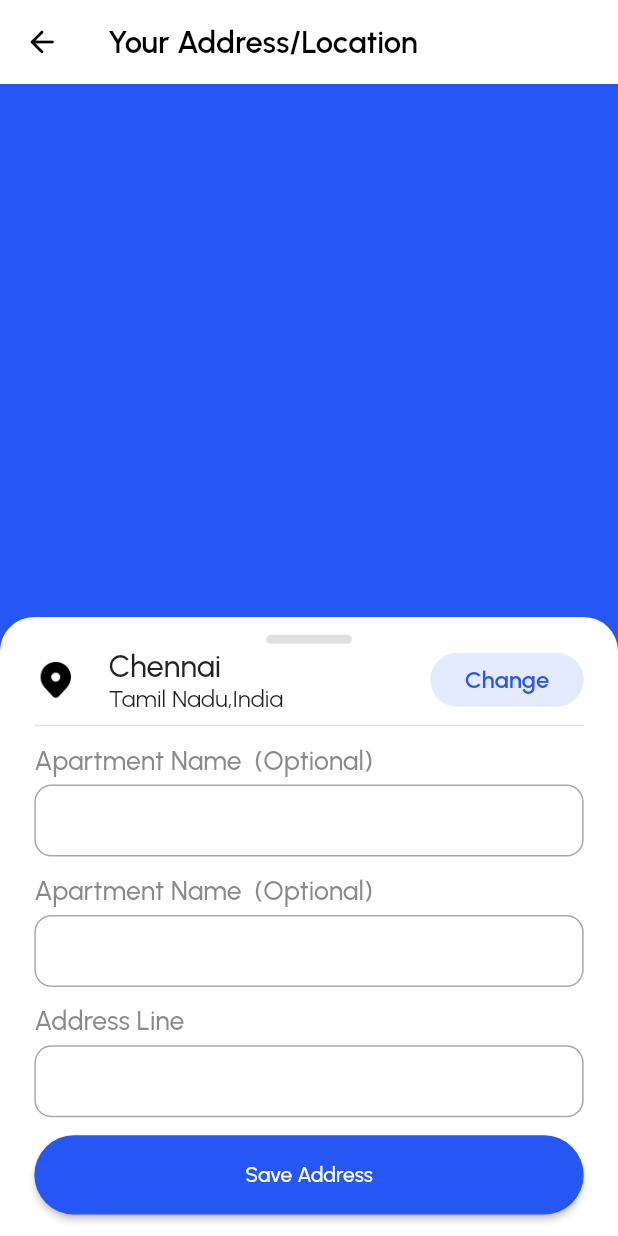
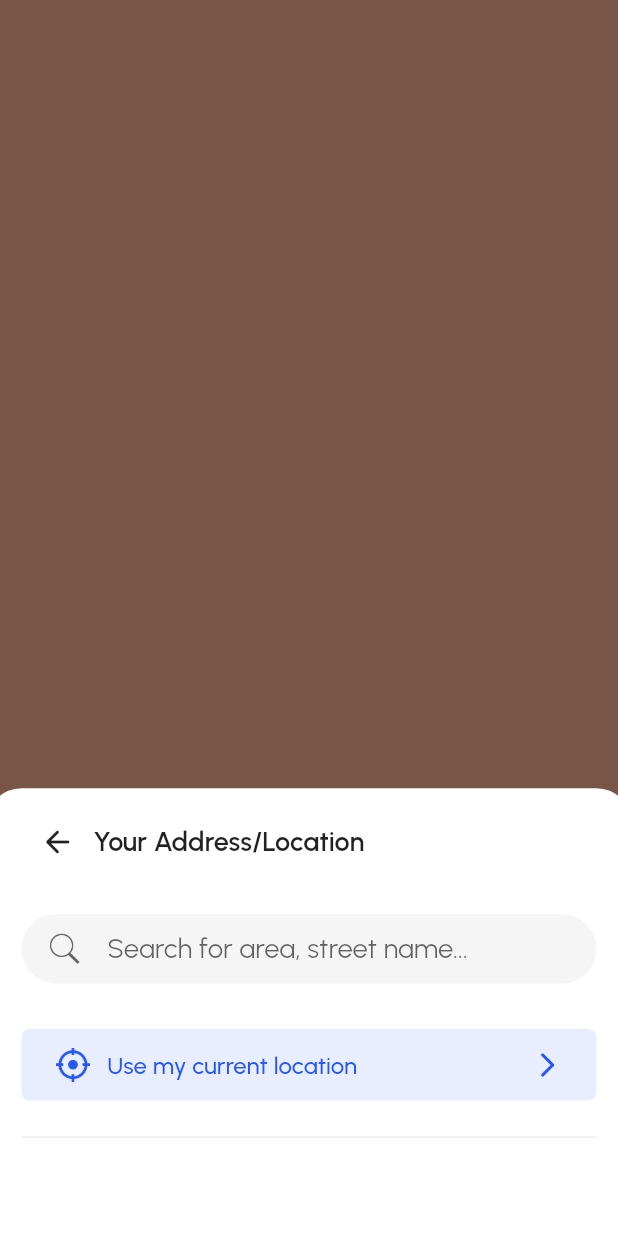
Before and after one commit to Sundhar22/UserApp, a Flutter app: the screen it shows after launch, on a phone screen of 412 x 824 dp. Run offline on Flutter 3.47's test engine with Material 2 defaults, Android fonts, the phone set to English and light mode, and no system bars; our stand-ins replace dots_indicator, flutter_screenutil.

Commit message:
location choice screen without map

```diff
--- /dev/null
+++ b/lib/interface/userLocation/user_choice/user_choice.dart
@@ -0,0 +1,47 @@
+import 'package:flutter/material.dart';
+import 'package:flutter_screenutil/flutter_screenutil.dart';
+
+import 'widgets/user_choice_widgets.dart';
+
+class UserLocationChoice extends StatelessWidget {
+  const UserLocationChoice({super.key});
+
+  @override
+  Widget build(BuildContext context) {
+    return Scaffold(
+      body: SizedBox(
+        height: double.maxFinite,
+        width: double.maxFinite,
+        child: Stack(
+          alignment: Alignment.center,
+          children: [
+            Container(
+              color: Colors.brown,
+            ),
+            Positioned(
+              bottom: 0,
+              child: Container(
+                width: 375.w,
+                height: 250.h,
+                padding: EdgeInsets.symmetric(horizontal: 20.w, vertical: 10.h),
+                decoration: BoxDecoration(
+                  color: Colors.white,
+                  borderRadius: BorderRadius.only(
+                    topLeft: Radius.circular(20.r),
+                    topRight: Radius.circular(20.r),
+                  ),
+                ),
+                child: Column(
+                  children: [
+                    containerAppBar(),
+                    innerContainerWidget(),
+                  ],
+                ),
+              ),
+            ),
+          ],
+        ),
+      ),
+    );
+  }
+}
--- /dev/null
+++ b/lib/interface/userLocation/user_choice/widgets/user_choice_widgets.dart
@@ -0,0 +1,125 @@
+import 'package:flutter/material.dart';
+import 'package:flutter_screenutil/flutter_screenutil.dart';
+
+import '../../../../constant/colors/app_color.dart';
+
+Container innerContainerWidget() {
+  return Container(
+    height: 145.h,
+    padding: EdgeInsets.symmetric(vertical: 20.h),
+    decoration: BoxDecoration(
+      border: Border(
+          bottom: BorderSide(
+        color: Colors.grey.shade200,
+        width: 1,
+      )),
+    ),
+    child: Column(
+      mainAxisAlignment: MainAxisAlignment.spaceBetween,
+      children: [searchBar(), currentLocation()],
+    ),
+  );
+}
+
+GestureDetector currentLocation() {
+  return GestureDetector(
+    onTap: () {},
+    child: Container(
+      padding: EdgeInsets.symmetric(
+        horizontal: 20.w,
+        vertical: 10.h,
+      ),
+      decoration: BoxDecoration(
+          borderRadius: BorderRadius.circular(
+            5.r,
+          ),
+          color: AppColor.primaryColor.withOpacity(
+            0.1,
+          )),
+      child: Row(
+        mainAxisAlignment: MainAxisAlignment.spaceBetween,
+        crossAxisAlignment: CrossAxisAlignment.center,
+        children: [
+          Row(
+            children: [
+              Image.asset(
+                'assets/icons/my-location-50.png',
+                color: AppColor.primaryColor,
+                height: 20.h,
+                width: 20.w,
+              ),
+              SizedBox(width: 10.w),
+              Text(
+                "Use my current location",
+                strutStyle: const StrutStyle(
+                  height: 1.5,
+                ),
+                style: TextStyle(
+                  color: AppColor.primaryColor,
+                  fontSize: 16,
+                  fontWeight: FontWeight.w500,
+                ),
+              ),
+            ],
+          ),
+          Icon(
+            Icons.arrow_forward_ios_rounded,
+            color: AppColor.primaryColor,
+            size: 20,
+          ),
+        ],
+      ),
+    ),
+  );
+}
+
+Widget searchBar() {
+  return SizedBox(
+    height: 39.h,
+    child: SearchBar(
+      textStyle: MaterialStatePropertyAll(
+        TextStyle(
+          fontSize: 16.sp,
+          fontWeight: FontWeight.normal,
+          color: Colors.black.withOpacity(0.8),
+        ),
+      ),
+      elevation: const MaterialStatePropertyAll(0),
+      backgroundColor: MaterialStatePropertyAll(Colors.grey.shade100),
+      hintText: "Search for area, street name...",
+      hintStyle: MaterialStatePropertyAll(
+        TextStyle(
+          fontSize: 16.sp,
+          fontWeight: FontWeight.normal,
+        ),
+      ),
+      leading: Image.asset(
+        'assets/icons/search-50.png',
+        height: 20.h,
+        width: 20.w,
+        color: Colors.grey.shade700,
+      ),
+      padding: MaterialStatePropertyAll(
+        EdgeInsets.symmetric(horizontal: 15.w, vertical: 2.h),
+      ),
+    ),
+  );
+}
+
+Row containerAppBar() {
+  return Row(
+    children: [
+      IconButton(
+        onPressed: () {},
+        icon: const Icon(Icons.arrow_back_rounded),
+      ),
+      const Text(
+        "Your Address/Location",
+        style: TextStyle(
+          fontSize: 18,
+          fontWeight: FontWeight.w600,
+        ),
+      ),
+    ],
+  );
+}
--- a/lib/interface/userLocation/user_location.dart
+++ b/lib/interface/userLocation/user_selected/user_location.dart
@@ -2,7 +2,7 @@ import 'package:flutter/material.dart';
 import 'package:flutter_screenutil/flutter_screenutil.dart';
 import 'package:user_app/constant/colors/app_color.dart';
 
-import 'package:user_app/interface/userLocation/widget/location_widgets.dart';
+import 'package:user_app/interface/userLocation/user_selected/widget/location_widgets.dart';
 
 class UserLocation extends StatelessWidget {
   const UserLocation({super.key});
@@ -22,7 +22,6 @@ class UserLocation extends StatelessWidget {
                 minChildSize: 0.2.h,
                 builder: (context, scrollController) {
                   return Container(
-                    // height: 450.h,
                     padding:
                         EdgeInsets.symmetric(horizontal: 20.w, vertical: 10.h),
                     decoration: BoxDecoration(
--- a/lib/interface/userLocation/widget/location_widgets.dart
+++ b/lib/interface/userLocation/user_selected/widget/location_widgets.dart
@@ -1,7 +1,7 @@
 import 'package:flutter/material.dart';
 import 'package:flutter_screenutil/flutter_screenutil.dart';
 
-import '../../../constant/colors/app_color.dart';
+import '../../../../constant/colors/app_color.dart';
 
 Container locationHead() {
   return Container(
--- a/lib/main.dart
+++ b/lib/main.dart
@@ -1,9 +1,10 @@
 import 'package:flutter/material.dart';
 import 'package:flutter_screenutil/flutter_screenutil.dart';
 import 'package:user_app/constant/colors/app_color.dart';
-import 'package:user_app/interface/userLocation/user_location.dart';
+import 'package:user_app/interface/userLocation/user_choice/user_choice.dart';
 
 import 'interface/onboarding/onboarding_page.dart';
+import 'interface/userLocation/user_selected/user_location.dart';
 
 void main() {
   runApp(const MyApp());
@@ -22,10 +23,11 @@ class MyApp extends StatelessWidget {
           colorScheme: ColorScheme.fromSeed(seedColor: AppColor.primaryColor),
           fontFamily: 'Urbanist',
         ),
-        initialRoute: 'user-location',
+        initialRoute: 'user-location-choice',
         routes: {
           '/onboarding': (context) => const OnBoardingPage(),
           'user-location': (context) => const UserLocation(),
+          'user-location-choice': (context) => const UserLocationChoice(),
         },
       ),
     );
```
